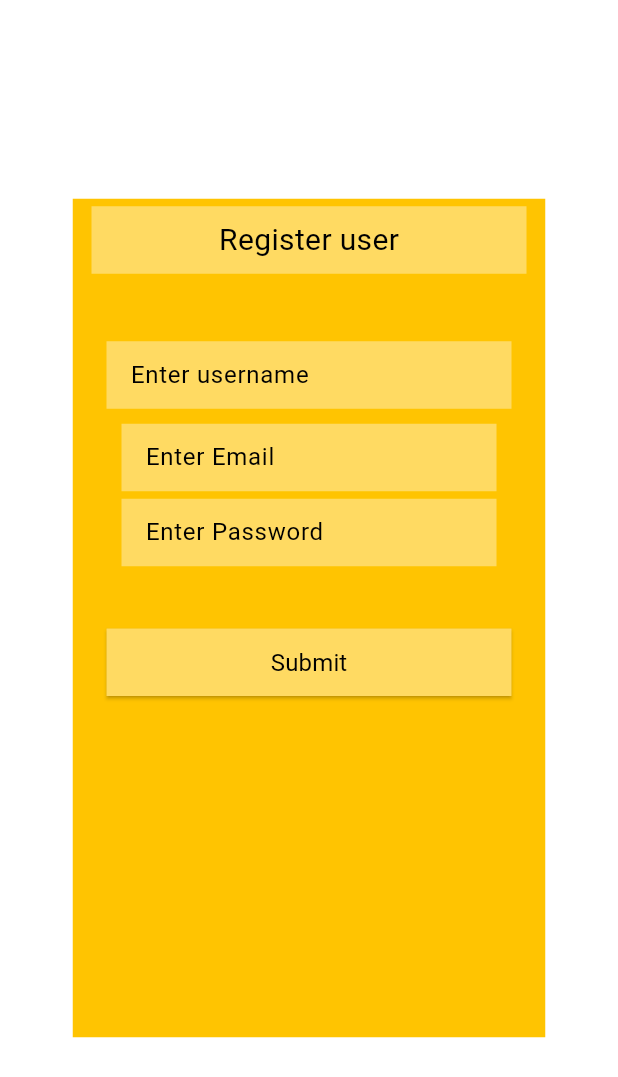
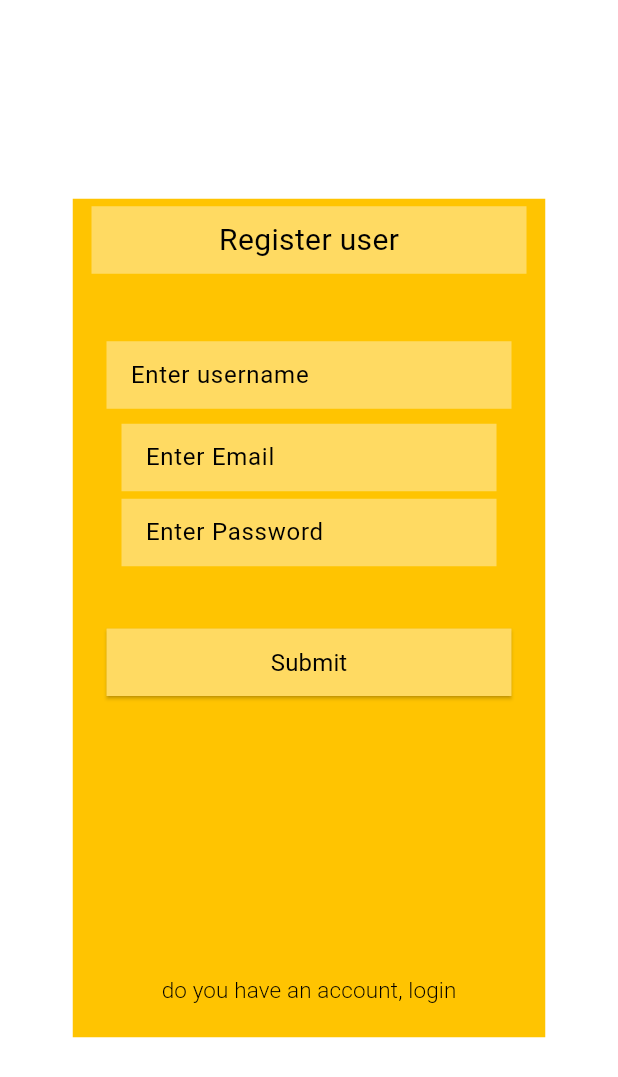
Before and after one commit to ZergProger/shop, a Flutter app: the screen it shows after launch, on a phone screen of 412 x 824 dp. Shown: the top 1077 px of the screen. Run offline on Flutter 3.47's test engine with Material 3 defaults, Android fonts, the phone set to English and light mode, and no system bars; our stand-ins replace bloc, cached_network_image, dio, equatable, firebase_auth, firebase_core and 6 more; accounts and stored records are empty.

Commit message:
Add form styles and settings route; refactor authorization and product bloc

```diff
--- a/lib/authorization/abstract_authorization.dart
+++ b/lib/authorization/abstract_authorization.dart
@@ -1,11 +1,7 @@
-import 'package:firebase_auth/firebase_auth.dart';
-
 abstract class AbstractAuthorization {
   Future<void> register(String email, String password);
   Future<void> singOut();
   Future<void> signIn(String email, String password);
   Future<void> resetPassword(String email);
   Future<void> singGoogle();
-
-  final user = FirebaseAuth.instance.currentUser;
 }
--- a/lib/authorization/authorization.dart
+++ b/lib/authorization/authorization.dart
@@ -11,8 +11,7 @@ class Authorization implements AbstractAuthorization {
   @override
   Future<void> register(String email, String password) async {
     try {
-      await auth.createUserWithEmailAndPassword(
-          email: email, password: password);
+      await auth.createUserWithEmailAndPassword(email: email, password: password);
     } catch (e) {
       print('error $e');
     }
--- a/lib/pages/authorization/register/user_register_page/widgets/elevated_button.dart
+++ b/lib/pages/authorization/register/user_register_page/widgets/elevated_button.dart
@@ -8,11 +8,12 @@ import 'package:shop/res/texts_style.dart';
 import 'package:shop/utils/routes_name.dart';
 
 class RegisterElevatedButton extends StatelessWidget {
-  const RegisterElevatedButton(
-      {super.key,
+  const RegisterElevatedButton({
+    super.key,
     required this.email,
     required this.password,
-      required this.username});
+    required this.username,
+  });
 
   final TextEditingController email;
   final TextEditingController password;
@@ -20,8 +21,18 @@ class RegisterElevatedButton extends StatelessWidget {
 
   @override
   Widget build(BuildContext context) {
-    return ElevatedButton(
-      onPressed: () {
+    return BlocListener<AuthorizationBloc, AuthorizationState>(
+      listener: (context, state) {
+        if (state is AuthorizationSuccess) {
+          Navigator.pushReplacementNamed(context, route(ProductsPage));
+        } else if (state is AuthorizationFailure) {
+          ScaffoldMessenger.of(context).showSnackBar(
+            SnackBar(content: Text(state.error)),
+          );
+        }
+      },
+      child: ElevatedButton(
+        onPressed: () async {
           context.read<AuthorizationBloc>().add(
                 AuthorizationRegister(
                   email: email.text,
@@ -29,15 +40,14 @@ class RegisterElevatedButton extends StatelessWidget {
                   username: username.text,
                 ),
               );
-        if (context.read<AuthorizationBloc>().state is AuthorizationSuccess) {
           Navigator.pushReplacementNamed(context, route(ProductsPage));
-        }
         },
         style: AppSButton.reg,
         child: Text(
           AppTexts.submitText,
           style: AppSTexts.regLabel,
         ),
+      ),
     );
   }
 }
--- a/lib/pages/authorization/register/user_register_page/widgets/register_container.dart
+++ b/lib/pages/authorization/register/user_register_page/widgets/register_container.dart
@@ -1,7 +1,9 @@
 import 'package:flutter/material.dart';
+import 'package:shop/pages/authorization/login/user_login_page/user_login_page.dart';
 import 'package:shop/pages/authorization/register/user_register_page/widgets/elevated_button.dart';
 import 'package:shop/pages/authorization/register/user_register_page/widgets/text_form.dart';
 import 'package:shop/res/texts_style.dart';
+import 'package:shop/utils/routes_name.dart';
 
 class RegisterContainer extends StatelessWidget {
   const RegisterContainer(
@@ -10,9 +12,9 @@ class RegisterContainer extends StatelessWidget {
       required this.controllerEmail,
       required this.controllerPassword});
 
-  final TextEditingController controllerUsername;
   final TextEditingController controllerEmail;
   final TextEditingController controllerPassword;
+  final TextEditingController controllerUsername;
 
   @override
   Widget build(BuildContext context) {
@@ -47,8 +49,7 @@ class RegisterContainer extends StatelessWidget {
                       controller: controllerUsername,
                       decoration: InputDecoration(
                           labelText: 'Enter username',
-                          border:
-                              OutlineInputBorder(borderSide: BorderSide.none)),
+                          border: OutlineInputBorder(borderSide: BorderSide.none)),
                       width: 270),
                   const SizedBox(
                     height: 10,
@@ -57,8 +58,7 @@ class RegisterContainer extends StatelessWidget {
                       controller: controllerEmail,
                       decoration: InputDecoration(
                           labelText: 'Enter Email',
-                          border:
-                              OutlineInputBorder(borderSide: BorderSide.none)),
+                          border: OutlineInputBorder(borderSide: BorderSide.none)),
                       width: 250),
                   const SizedBox(
                     height: 5,
@@ -68,8 +68,7 @@ class RegisterContainer extends StatelessWidget {
                       decoration: InputDecoration(
                           labelText: 'Enter Password',
                           labelStyle: AppSTexts.regLabel,
-                          border:
-                              OutlineInputBorder(borderSide: BorderSide.none)),
+                          border: OutlineInputBorder(borderSide: BorderSide.none)),
                       width: 250),
                   const SizedBox(
                     height: 40,
@@ -81,6 +80,13 @@ class RegisterContainer extends StatelessWidget {
                   const SizedBox(
                     height: 170,
                   ),
+                  TextButton(
+                      onPressed: () =>
+                          Navigator.pushReplacementNamed(context, route(UserLoginPage)),
+                      child: Text(
+                        'do you have an account, login',
+                        style: AppSTexts.regNavigatorText,
+                      )),
                 ],
               ),
             ),
--- a/lib/pages/homes/basket_page/widgets/basket_recomend_product.dart
+++ b/lib/pages/homes/basket_page/widgets/basket_recomend_product.dart
@@ -1,7 +1,6 @@
 import 'package:flutter/material.dart';
 import 'package:shop/pages/dop_info_product_page/dop_info_products_page.dart';
 import 'package:shop/repository/models/product_model.dart';
-import 'package:shop/utils/routes_name.dart';
 
 class BasketRecommendProduct extends StatefulWidget {
   const BasketRecommendProduct({super.key, required this.products});
--- a/lib/repository/bloc/product_bloc.dart
+++ b/lib/repository/bloc/product_bloc.dart
@@ -2,8 +2,8 @@ import 'dart:async';
 
 import 'package:bloc/bloc.dart';
 import 'package:equatable/equatable.dart';
+import 'package:shop/repository/abstract_repository.dart';
 import 'package:shop/repository/models/product_model.dart';
-import 'package:shop/repository/shop_repository.dart';
 
 part 'product_event.dart';
 part 'product_state.dart';
@@ -13,7 +13,7 @@ class ProductBloc extends Bloc<ProductEvent, ProductState> {
     on<ProductLoad>(_load);
   }
 
-  final ShopRepository productsRepository;
+  final AbstractProductRepository productsRepository;
 
   Future<void> _load(ProductLoad event, Emitter<ProductState> emit) async {
     try {
--- a/lib/repository/shop_repository.dart
+++ b/lib/repository/shop_repository.dart
@@ -24,7 +24,7 @@ class ShopRepository implements AbstractProductRepository {
       if (response.statusCode == 200) {
         return productsList;
       }
-    } on DioException catch (dioError) {
+    } on DioException {
       print('dio error');
       return productBox.values.toList();
     } catch (e) {
--- a/lib/res/texts_style.dart
+++ b/lib/res/texts_style.dart
@@ -2,6 +2,9 @@ import 'package:flutter/material.dart';
 
 class AppSTexts {
   AppSTexts._();
+
+  static const TextStyle regNavigatorText =
+      TextStyle(color: Colors.black, fontWeight: FontWeight.w300, fontSize: 15);
 
   static const TextStyle regTitle = TextStyle(
     color: Colors.black,
--- a/lib/utils/routes.dart
+++ b/lib/utils/routes.dart
@@ -1,23 +1,19 @@
 import 'package:flutter/material.dart';
 import 'package:shop/pages/authorization/login/user_login_page/user_login_page.dart';
-import 'package:shop/pages/authorization/register/admin_register_page/admin_register_page.dart';
 import 'package:shop/pages/authorization/register/user_register_page/user_register_page.dart';
 import 'package:shop/pages/homes/account_page/account_page.dart';
 import 'package:shop/pages/homes/basket_page/basket_page.dart';
 import 'package:shop/pages/homes/products_page/products_page.dart';
+import 'package:shop/pages/setting/setting_page.dart';
 import 'package:shop/utils/routes_name.dart';
 
 Map<String, WidgetBuilder> generateRoutes() {
   return {
-    // route(NameClass): (_) => const NameClass(),
-    route(UserRegisterPage): (_) => UserRegisterPage(),
-    route(AdminRegisterPage): (_) => AdminRegisterPage(),
     route(UserRegisterPage): (_) => UserRegisterPage(),
     route(ProductsPage): (_) => ProductsPage(),
     route(BasketPage): (_) => BasketPage(),
     route(AccountPage): (_) => AccountPage(),
-    route(UserRegisterPage): (_) => UserRegisterPage(),
-    route(AdminRegisterPage): (_) => AdminRegisterPage(),
     route(UserLoginPage): (_) => UserLoginPage(),
+    route(SettingPage): (_) => SettingPage(),
   };
 }
```
Also changed, not shown: lib/history/bloc/history_bloc.dart (+5 -10 lines), lib/main.dart (+21 -24 lines), lib/pages/authorization/login/user_login_page/widgets/container.dart (+5 -9 lines), lib/pages/authorization/login/user_login_page/widgets/elevated_button.dart (+16 -8 lines), lib/pages/homes/products_page/products_page.dart (+21 -15 lines), lib/pages/homes/widgets/icon_button_more_vert.dart (+14 -1 lines), lib/pages/setting/setting_page.dart (added, +55 -0 lines), lib/res/form_style.dart (+6 -1 lines), 3 other files. Lines whose indentation alone changed are shown as unchanged.
